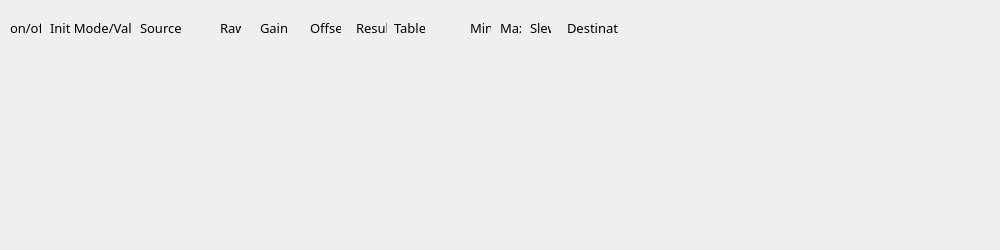
Muse-Kinetics/softstep_editor, file standalone/advanced/keyWindowForm.ui: the form before one commit.
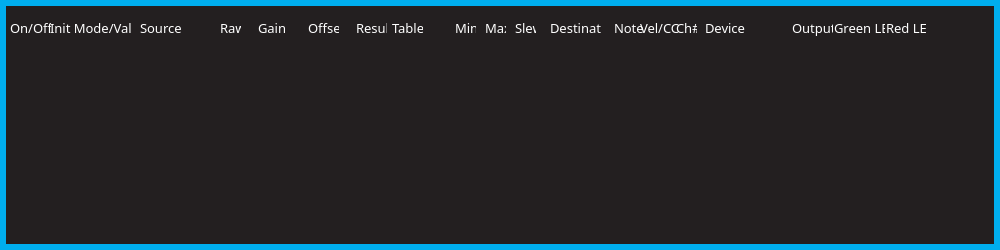
The form after the commit.

Commit message: made the destination menu control the device view and added some preliminary style sheeting for the modulation windows.

Patch:
```diff
--- a/standalone/advanced/keyWindowForm.ui
+++ b/standalone/advanced/keyWindowForm.ui
@@ -13,6 +13,27 @@
   <property name="windowTitle">
    <string>Form</string>
   </property>
+  <property name="styleSheet">
+   <string notr="true">QWidget
+{
+	background:		rgba(35,31,32,255);
+	border: 6px solid rgba(0,174,239,255);
+}
+
+/* ---------- QLabels ------------*/
+QLabel
+{
+	background:		rgba(0,0,0,0);
+	color: 				white;
+	font: 				10pt &quot;Futura&quot;;
+	border:				none;
+}
+
+QLabel:hover
+{
+	border:				none;
+}</string>
+  </property>
   <widget class="QLabel" name="label_4">
    <property name="geometry">
     <rect>
@@ -37,7 +58,7 @@
     <rect>
      <x>10</x>
      <y>20</y>
-     <width>31</width>
+     <width>41</width>
      <height>16</height>
     </rect>
    </property>
@@ -48,7 +69,7 @@
     </font>
    </property>
    <property name="text">
-    <string>on/off</string>
+    <string>On/Off</string>
    </property>
   </widget>
   <widget class="QLabel" name="label_6">
@@ -92,7 +113,7 @@
   <widget class="QLabel" name="label_8">
    <property name="geometry">
     <rect>
-     <x>260</x>
+     <x>258</x>
      <y>20</y>
      <width>31</width>
      <height>16</height>
@@ -111,7 +132,7 @@
   <widget class="QLabel" name="label_9">
    <property name="geometry">
     <rect>
-     <x>310</x>
+     <x>308</x>
      <y>20</y>
      <width>31</width>
      <height>16</height>
@@ -149,7 +170,7 @@
   <widget class="QLabel" name="label_11">
    <property name="geometry">
     <rect>
-     <x>394</x>
+     <x>392</x>
      <y>20</y>
      <width>31</width>
      <height>16</height>
@@ -168,7 +189,7 @@
   <widget class="QLabel" name="label_12">
    <property name="geometry">
     <rect>
-     <x>470</x>
+     <x>455</x>
      <y>20</y>
      <width>21</width>
      <height>16</height>
@@ -187,7 +208,7 @@
   <widget class="QLabel" name="label_13">
    <property name="geometry">
     <rect>
-     <x>500</x>
+     <x>485</x>
      <y>20</y>
      <width>21</width>
      <height>16</height>
@@ -206,7 +227,7 @@
   <widget class="QLabel" name="label_14">
    <property name="geometry">
     <rect>
-     <x>530</x>
+     <x>515</x>
      <y>20</y>
      <width>21</width>
      <height>16</height>
@@ -225,7 +246,7 @@
   <widget class="QLabel" name="label_15">
    <property name="geometry">
     <rect>
-     <x>567</x>
+     <x>550</x>
      <y>20</y>
      <width>51</width>
      <height>16</height>
@@ -241,6 +262,139 @@
     <string>Destination</string>
    </property>
   </widget>
+  <widget class="QLabel" name="label_16">
+   <property name="geometry">
+    <rect>
+     <x>834</x>
+     <y>20</y>
+     <width>51</width>
+     <height>16</height>
+    </rect>
+   </property>
+   <property name="font">
+    <font>
+     <family>Futura</family>
+     <pointsize>10</pointsize>
+    </font>
+   </property>
+   <property name="text">
+    <string>Green LED</string>
+   </property>
+  </widget>
+  <widget class="QLabel" name="label_17">
+   <property name="geometry">
+    <rect>
+     <x>886</x>
+     <y>20</y>
+     <width>41</width>
+     <height>16</height>
+    </rect>
+   </property>
+   <property name="font">
+    <font>
+     <family>Futura</family>
+     <pointsize>10</pointsize>
+    </font>
+   </property>
+   <property name="text">
+    <string>Red LED</string>
+   </property>
+  </widget>
+  <widget class="QLabel" name="label_18">
+   <property name="geometry">
+    <rect>
+     <x>792</x>
+     <y>20</y>
+     <width>41</width>
+     <height>16</height>
+    </rect>
+   </property>
+   <property name="font">
+    <font>
+     <family>Futura</family>
+     <pointsize>10</pointsize>
+    </font>
+   </property>
+   <property name="text">
+    <string>Output</string>
+   </property>
+  </widget>
+  <widget class="QLabel" name="label_20">
+   <property name="geometry">
+    <rect>
+     <x>640</x>
+     <y>20</y>
+     <width>41</width>
+     <height>16</height>
+    </rect>
+   </property>
+   <property name="font">
+    <font>
+     <family>Futura</family>
+     <pointsize>10</pointsize>
+    </font>
+   </property>
+   <property name="text">
+    <string>Vel/CC</string>
+   </property>
+  </widget>
+  <widget class="QLabel" name="label_19">
+   <property name="geometry">
+    <rect>
+     <x>614</x>
+     <y>20</y>
+     <width>31</width>
+     <height>16</height>
+    </rect>
+   </property>
+   <property name="font">
+    <font>
+     <family>Futura</family>
+     <pointsize>10</pointsize>
+    </font>
+   </property>
+   <property name="text">
+    <string>Note</string>
+   </property>
+  </widget>
+  <widget class="QLabel" name="label_21">
+   <property name="geometry">
+    <rect>
+     <x>676</x>
+     <y>20</y>
+     <width>21</width>
+     <height>16</height>
+    </rect>
+   </property>
+   <property name="font">
+    <font>
+     <family>Futura</family>
+     <pointsize>10</pointsize>
+    </font>
+   </property>
+   <property name="text">
+    <string>Ch#</string>
+   </property>
+  </widget>
+  <widget class="QLabel" name="label_22">
+   <property name="geometry">
+    <rect>
+     <x>705</x>
+     <y>20</y>
+     <width>51</width>
+     <height>16</height>
+    </rect>
+   </property>
+   <property name="font">
+    <font>
+     <family>Futura</family>
+     <pointsize>10</pointsize>
+    </font>
+   </property>
+   <property name="text">
+    <string>Device</string>
+   </property>
+  </widget>
  </widget>
  <resources/>
  <connections/>
```
The commit also changes 4 other files.
